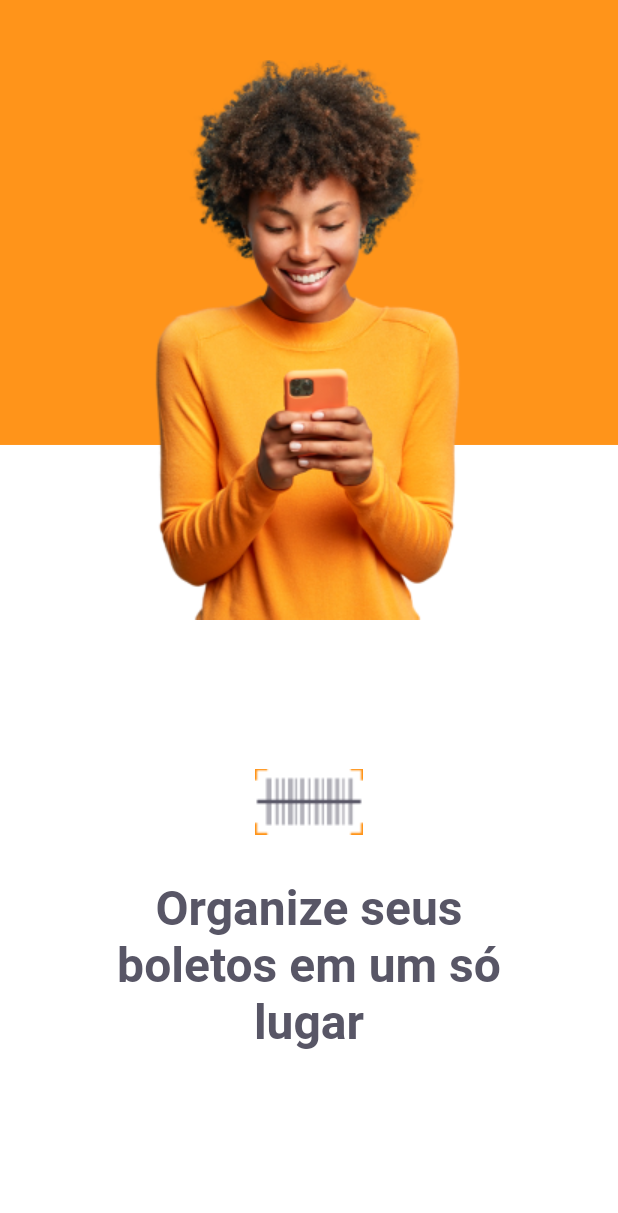
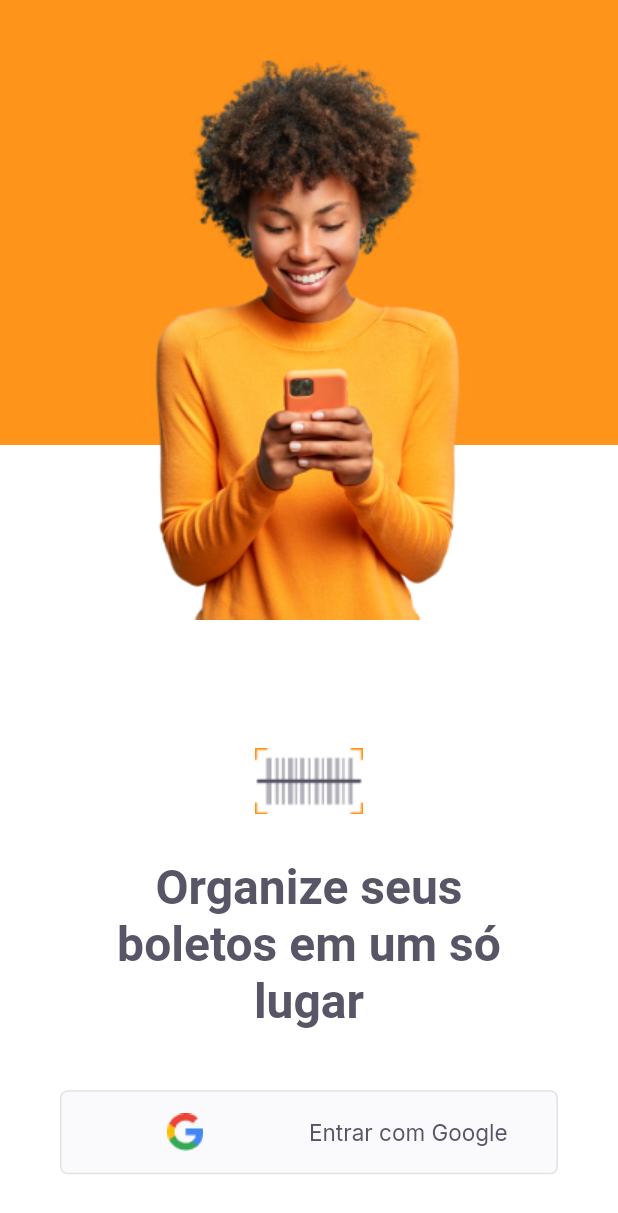
Before and after one commit to wellingtonleitedev/payflow, a Flutter app: the screen it shows after launch, on a phone screen of 412 x 824 dp. Shown: the top 1213 px of the screen. Run offline on Flutter 3.47's test engine with Material 2 defaults, Android fonts, the phone set to English and light mode, and no system bars; our stand-ins replace firebase_core, google_fonts, google_sign_in, shared_preferences; accounts and stored records are empty.

Commit message:
add google signin e criação da home

```diff
--- /dev/null
+++ b/lib/app_widget.dart
@@ -0,0 +1,21 @@
+import 'package:flutter/material.dart';
+import 'package:payflow/modules/home/home_page.dart';
+import 'package:payflow/modules/login/login_page.dart';
+import 'package:payflow/modules/splash/splash_page.dart';
+import 'package:payflow/shared/themes/app_colors.dart';
+
+class AppWidget extends StatelessWidget {
+  @override
+  Widget build(BuildContext context) {
+    return MaterialApp(
+      title: 'Pay Flow',
+      theme: ThemeData(primaryColor: AppColors.primary),
+      initialRoute: "/splash",
+      routes: {
+        "/splash": (context) => SplashPage(),
+        "/home": (context) => HomePage(),
+        "/login": (context) => LoginPage(),
+      },
+    );
+  }
+}
--- a/lib/main.dart
+++ b/lib/main.dart
@@ -1,19 +1,40 @@
+import 'package:firebase_core/firebase_core.dart';
 import 'package:flutter/material.dart';
-import 'package:payflow/modules/login/login_page.dart';
-import 'package:payflow/modules/splash/splash_page.dart';
-import 'package:payflow/shared/themes/app_colors.dart';
+import 'package:payflow/app_widget.dart';
 
 void main() {
-  runApp(AppWidget());
+  runApp(AppFirebase());
 }
 
-class AppWidget extends StatelessWidget {
+class AppFirebase extends StatefulWidget {
+  @override
+  _AppFirebaseState createState() => _AppFirebaseState();
+}
+
+class _AppFirebaseState extends State<AppFirebase> {
+  final Future<FirebaseApp> _initialization = Firebase.initializeApp();
+
   @override
   Widget build(BuildContext context) {
-    return MaterialApp(
-      title: 'Pay Flow',
-      theme: ThemeData(primaryColor: AppColors.primary),
-      home: LoginPage(),
+    return FutureBuilder(
+      future: _initialization,
+      builder: (context, snapshot) {
+        if (snapshot.hasError) {
+          return Material(
+            child: Center(
+              child: Text("Não foi possível inicializar o Firebase",
+                  textDirection: TextDirection.ltr),
+            ),
+          );
+        } else if (snapshot.connectionState == ConnectionState.done) {
+          return AppWidget();
+        } else {
+          return Material(
+              child: Center(
+            child: CircularProgressIndicator(),
+          ));
+        }
+      },
     );
   }
 }
--- a/lib/modules/login/login_page.dart
+++ b/lib/modules/login/login_page.dart
@@ -1,7 +1,10 @@
 import 'package:flutter/material.dart';
+import 'package:google_sign_in/google_sign_in.dart';
+import 'package:payflow/modules/login/login_controller.dart';
 import 'package:payflow/shared/themes/app_colors.dart';
 import 'package:payflow/shared/themes/app_images.dart';
 import 'package:payflow/shared/themes/app_text_styles.dart';
+import 'package:payflow/shared/widgets/social_login/social_login_button.dart';
 
 class LoginPage extends StatefulWidget {
   LoginPage({Key? key}) : super(key: key);
@@ -11,6 +14,8 @@ class LoginPage extends StatefulWidget {
 }
 
 class _LoginPageState extends State<LoginPage> {
+  final controller = LoginController();
+
   @override
   Widget build(BuildContext context) {
     final size = MediaQuery.of(context).size;
@@ -33,7 +38,7 @@ class _LoginPageState extends State<LoginPage> {
                 child: Image.asset(AppImages.person, width: 208, height: 373),
               ),
               Positioned(
-                  bottom: size.height * 0.15,
+                  bottom: size.height * 0.05,
                   left: 0,
                   right: 0,
                   child: Column(
@@ -49,6 +54,13 @@ class _LoginPageState extends State<LoginPage> {
                           textAlign: TextAlign.center,
                           style: TextStyles.titleHome,
                         ),
+                      ),
+                      Padding(
+                        padding:
+                            const EdgeInsets.only(left: 40, right: 40, top: 40),
+                        child: SocialLoginButton(
+                          onTap: () => controller.googleSignIn(context),
+                        ),
                       )
                     ],
                   )),
--- /dev/null
+++ b/lib/shared/models/user_model.dart
@@ -0,0 +1,22 @@
+import 'dart:convert';
+
+class UserModel {
+  final String name;
+  final String? photoURL;
+
+  UserModel({required this.name, this.photoURL});
+
+  factory UserModel.fromMap(Map<String, dynamic> map) {
+    return UserModel(name: map["name"], photoURL: map["photoURL"]);
+  }
+
+  factory UserModel.fromJson(String json) =>
+      UserModel.fromMap(jsonDecode(json));
+
+  Map<String, dynamic> toMap() => {
+        "name": name,
+        "photoURL": photoURL,
+      };
+
+  String toJSON() => jsonEncode(toMap());
+}
--- a/lib/shared/themes/app_text_styles.dart
+++ b/lib/shared/themes/app_text_styles.dart
@@ -11,7 +11,7 @@ class TextStyles {
   static final titleRegular = GoogleFonts.lexendDeca(
     fontSize: 20,
     fontWeight: FontWeight.w400,
-    color: AppColors.heading,
+    color: AppColors.background,
   );
   static final titleBoldHeading = GoogleFonts.lexendDeca(
     fontSize: 20,
--- /dev/null
+++ b/lib/shared/widgets/social_login/social_login_button.dart
@@ -0,0 +1,30 @@
+import 'package:flutter/cupertino.dart';
+import 'package:flutter/material.dart';
+import 'package:payflow/shared/themes/app_colors.dart';
+import 'package:payflow/shared/themes/app_images.dart';
+import 'package:payflow/shared/themes/app_text_styles.dart';
+
+class SocialLoginButton extends StatelessWidget {
+  final VoidCallback onTap;
+  SocialLoginButton({Key? key, required this.onTap}) : super(key: key);
+
+  Widget build(BuildContext context) {
+    return InkWell(
+      onTap: onTap,
+      child: Container(
+        height: 56,
+        decoration: BoxDecoration(
+            color: AppColors.shape,
+            borderRadius: BorderRadius.circular(5),
+            border: Border.fromBorderSide(BorderSide(color: AppColors.stroke))),
+        child: Row(
+          children: [
+            Expanded(child: Image.asset(AppImages.google)),
+            Expanded(
+                child: Text("Entrar com Google", style: TextStyles.buttonGray))
+          ],
+        ),
+      ),
+    );
+  }
+}
--- a/pubspec.yaml
+++ b/pubspec.yaml
@@ -28,6 +28,10 @@ dependencies:
   # Use with the CupertinoIcons class for iOS style icons.
   cupertino_icons: ^1.0.2
   google_fonts: ^2.1.0
+  firebase_core: ^1.3.0
+  google_sign_in: ^5.0.4
+  google_sign_in_web: ^0.10.0
+  shared_preferences: ^2.0.6
 
 dev_dependencies:
   flutter_test:
```
Also changed, not shown: lib/modules/home/home_controller.dart (added, +7 -0 lines), lib/modules/home/home_page.dart (added, +93 -0 lines), lib/modules/login/login_controller.dart (added, +23 -0 lines), lib/modules/splash/splash_page.dart (+6 -2 lines), lib/shared/auth/auth_controller.dart (added, +37 -0 lines), pubspec.lock, 4 other files.
